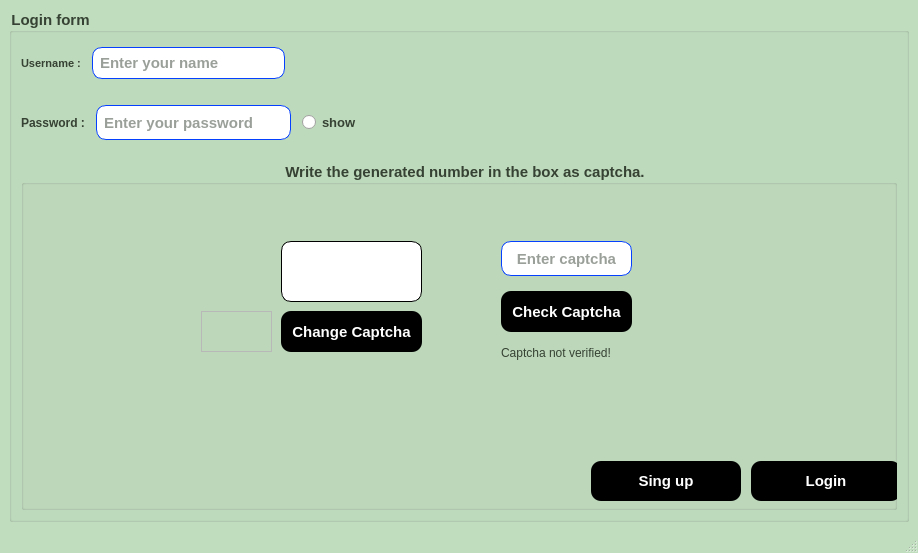
The window that 1widget/loginpage.ui (ArashTLO/Projob) describes before a commit, drawn with Qt 5.
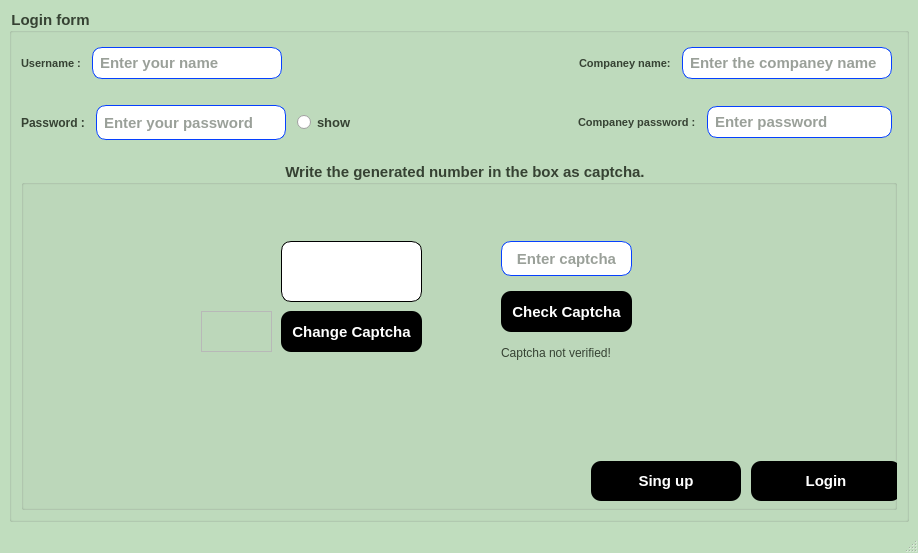
The same window after the commit. Icons and pictures are not drawn.

```diff
--- a/1widget/loginpage.ui
+++ b/1widget/loginpage.ui
@@ -185,7 +185,7 @@
              </property>
              <property name="minimumSize">
               <size>
-               <width>10</width>
+               <width>200</width>
                <height>20</height>
               </size>
              </property>
@@ -256,17 +256,82 @@
             </spacer>
            </item>
            <item>
-            <spacer name="horizontalSpacer_2">
-             <property name="orientation">
-              <enum>Qt::Horizontal</enum>
+            <widget class="QLabel" name="label_username_2">
+             <property name="font">
+              <font>
+               <family>Nirmala UI</family>
+               <pointsize>8</pointsize>
+               <weight>75</weight>
+               <bold>true</bold>
+              </font>
              </property>
-             <property name="sizeHint" stdset="0">
+             <property name="styleSheet">
+              <string notr="true">color: rgb(54, 66, 51);</string>
+             </property>
+             <property name="text">
+              <string>Companey name:</string>
+             </property>
+            </widget>
+           </item>
+           <item>
+            <widget class="QLineEdit" name="lineEdit_C_name">
+             <property name="sizePolicy">
+              <sizepolicy hsizetype="Expanding" vsizetype="Fixed">
+               <horstretch>0</horstretch>
+               <verstretch>10</verstretch>
+              </sizepolicy>
+             </property>
+             <property name="minimumSize">
               <size>
-               <width>40</width>
+               <width>220</width>
                <height>20</height>
               </size>
              </property>
-            </spacer>
+             <property name="maximumSize">
+              <size>
+               <width>200</width>
+               <height>16777215</height>
+              </size>
+             </property>
+             <property name="sizeIncrement">
+              <size>
+               <width>20</width>
+               <height>20</height>
+              </size>
+             </property>
+             <property name="baseSize">
+              <size>
+               <width>20</width>
+               <height>20</height>
+              </size>
+             </property>
+             <property name="font">
+              <font>
+               <family>Nirmala UI</family>
+               <pointsize>-1</pointsize>
+               <weight>75</weight>
+               <italic>false</italic>
+               <bold>true</bold>
+              </font>
+             </property>
+             <property name="toolTip">
+              <string>Enter your name</string>
+             </property>
+             <property name="styleSheet">
+              <string notr="true">font: bold 15px;
+border-radius: 10px;
+border: 1px solid #0640ff;
+padding: 5px;
+margin: 5px;
+</string>
+             </property>
+             <property name="placeholderText">
+              <string>Enter the companey name</string>
+             </property>
+             <property name="clearButtonEnabled">
+              <bool>false</bool>
+             </property>
+            </widget>
            </item>
           </layout>
          </item>
@@ -306,7 +371,7 @@
             <widget class="QLineEdit" name="lineEdit_password">
              <property name="minimumSize">
               <size>
-               <width>40</width>
+               <width>200</width>
                <height>45</height>
               </size>
              </property>
@@ -431,17 +496,82 @@
             </spacer>
            </item>
            <item>
-            <spacer name="horizontalSpacer_4">
-             <property name="orientation">
-              <enum>Qt::Horizontal</enum>
+            <widget class="QLabel" name="label_username_3">
+             <property name="font">
+              <font>
+               <family>Nirmala UI</family>
+               <pointsize>8</pointsize>
+               <weight>75</weight>
+               <bold>true</bold>
+              </font>
              </property>
-             <property name="sizeHint" stdset="0">
+             <property name="styleSheet">
+              <string notr="true">color: rgb(54, 66, 51);</string>
+             </property>
+             <property name="text">
+              <string>Companey password :</string>
+             </property>
+            </widget>
+           </item>
+           <item>
+            <widget class="QLineEdit" name="lineEdit_C_password">
+             <property name="sizePolicy">
+              <sizepolicy hsizetype="Expanding" vsizetype="Fixed">
+               <horstretch>0</horstretch>
+               <verstretch>10</verstretch>
+              </sizepolicy>
+             </property>
+             <property name="minimumSize">
               <size>
-               <width>40</width>
-               <height>40</height>
+               <width>195</width>
+               <height>20</height>
               </size>
              </property>
-            </spacer>
+             <property name="maximumSize">
+              <size>
+               <width>200</width>
+               <height>16777215</height>
+              </size>
+             </property>
+             <property name="sizeIncrement">
+              <size>
+               <width>20</width>
+               <height>20</height>
+              </size>
+             </property>
+             <property name="baseSize">
+              <size>
+               <width>20</width>
+               <height>20</height>
+              </size>
+             </property>
+             <property name="font">
+              <font>
+               <family>Nirmala UI</family>
+               <pointsize>-1</pointsize>
+               <weight>75</weight>
+               <italic>false</italic>
+               <bold>true</bold>
+              </font>
+             </property>
+             <property name="toolTip">
+              <string>Enter your name</string>
+             </property>
+             <property name="styleSheet">
+              <string notr="true">font: bold 15px;
+border-radius: 10px;
+border: 1px solid #0640ff;
+padding: 5px;
+margin: 5px;
+</string>
+             </property>
+             <property name="placeholderText">
+              <string>Enter password</string>
+             </property>
+             <property name="clearButtonEnabled">
+              <bool>false</bool>
+             </property>
+            </widget>
            </item>
           </layout>
          </item>
```
